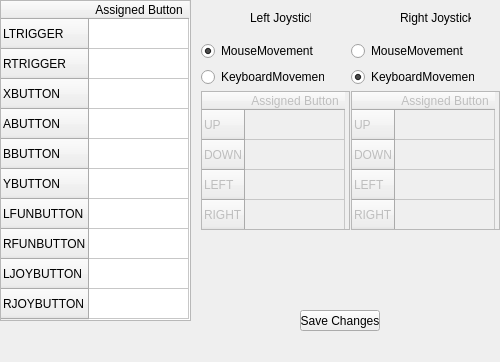
Old version of the form CustomConfiguration.ui in the repository renair/GamepadDriver.
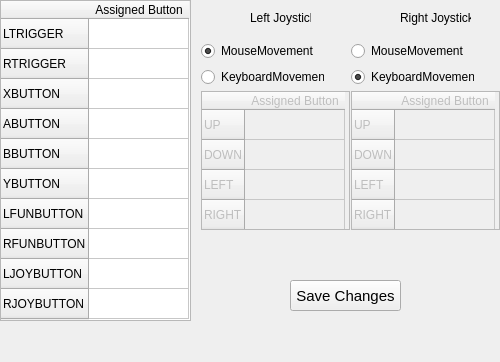
New version of the form.

What changed in the file:
```diff
--- a/CustomConfiguration.ui
+++ b/CustomConfiguration.ui
@@ -439,12 +439,17 @@
   <widget class="QPushButton" name="saveButton">
    <property name="geometry">
     <rect>
-     <x>300</x>
-     <y>310</y>
-     <width>80</width>
-     <height>21</height>
+     <x>290</x>
+     <y>280</y>
+     <width>111</width>
+     <height>31</height>
     </rect>
    </property>
+   <property name="font">
+    <font>
+     <pointsize>11</pointsize>
+    </font>
+   </property>
    <property name="text">
     <string>Save Changes</string>
    </property>
```
